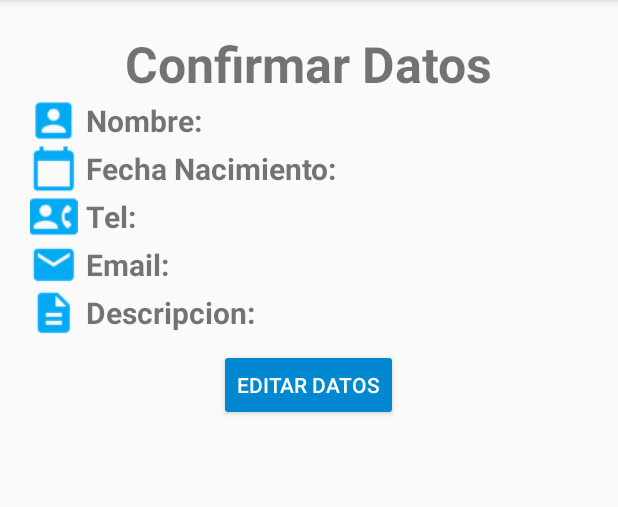
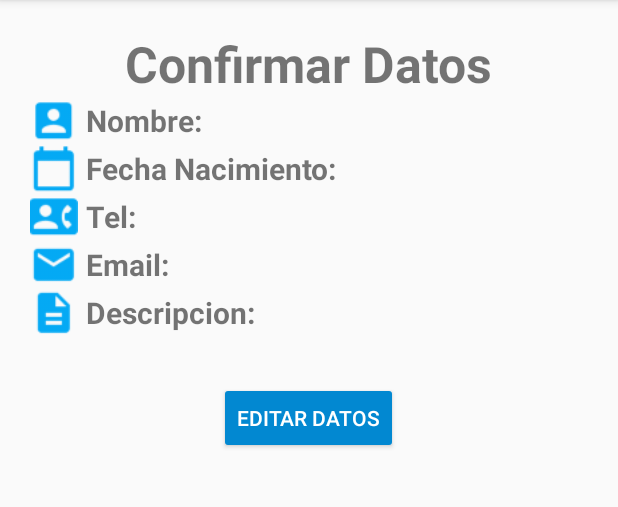
Before and after one commit to johanPaC115/MiAgenda, an Android app: the ConfirmarDatos screen opened directly, with no data from a screen before it, on a phone screen of 412 x 824 dp, the part 84-591 px from its top. Run offline under Robolectric (Android 15) with nearby library versions, the phone set to English and light mode, and no system bars.

Commit message:
agregando MarginTop al boton de Editar contacto

```diff
--- a/app/src/main/res/values/dimens.xml
+++ b/app/src/main/res/values/dimens.xml
@@ -7,4 +7,5 @@
     <dimen name="titulo_activity">33sp</dimen>
     <dimen name="texto">20sp</dimen>
     <dimen name="marginLeft">5dp</dimen>
+    <dimen name="marginButtonTop">30dp</dimen>
 </resources>
```
